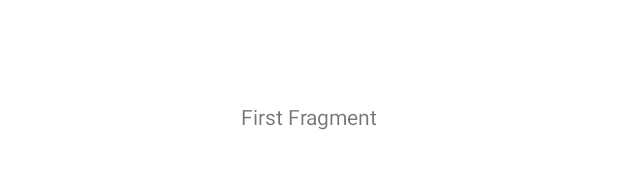
After one commit to FernCampos/WaterQuality, an Android app: the layout fragment_main.xml on its own in the app's theme, with its tools: preview values and no code run, on a phone screen of 412 x 824 dp. The commit adds this screen. Shown: the part 501-670 px from the top of the screen. Run offline under Robolectric (Android 15) with nearby library versions, the phone set to English and light mode, and no system bars.

Commit message:
Add files via upload

```diff
--- /dev/null
+++ b/DroiduinoBluetoothConnection/app/src/main/res/layout/fragment_main.xml
@@ -0,0 +1,14 @@
+<?xml version="1.0" encoding="utf-8"?>
+<androidx.constraintlayout.widget.ConstraintLayout xmlns:android="http://schemas.android.com/apk/res/android"
+    xmlns:tools="http://schemas.android.com/tools"
+    android:layout_width="match_parent"
+    android:layout_height="match_parent"
+    tools:context="">
+
+    <!-- TODO: Update blank fragment layout -->
+    <TextView
+        android:layout_width="match_parent"
+        android:layout_height="match_parent"
+        android:gravity="center"
+        android:text="First Fragment" />
+</androidx.constraintlayout.widget.ConstraintLayout>
```
Also changed, not shown: DroiduinoBluetoothConnection/app/src/main/res/layout/activity_main.xml (+15 -1 lines).
